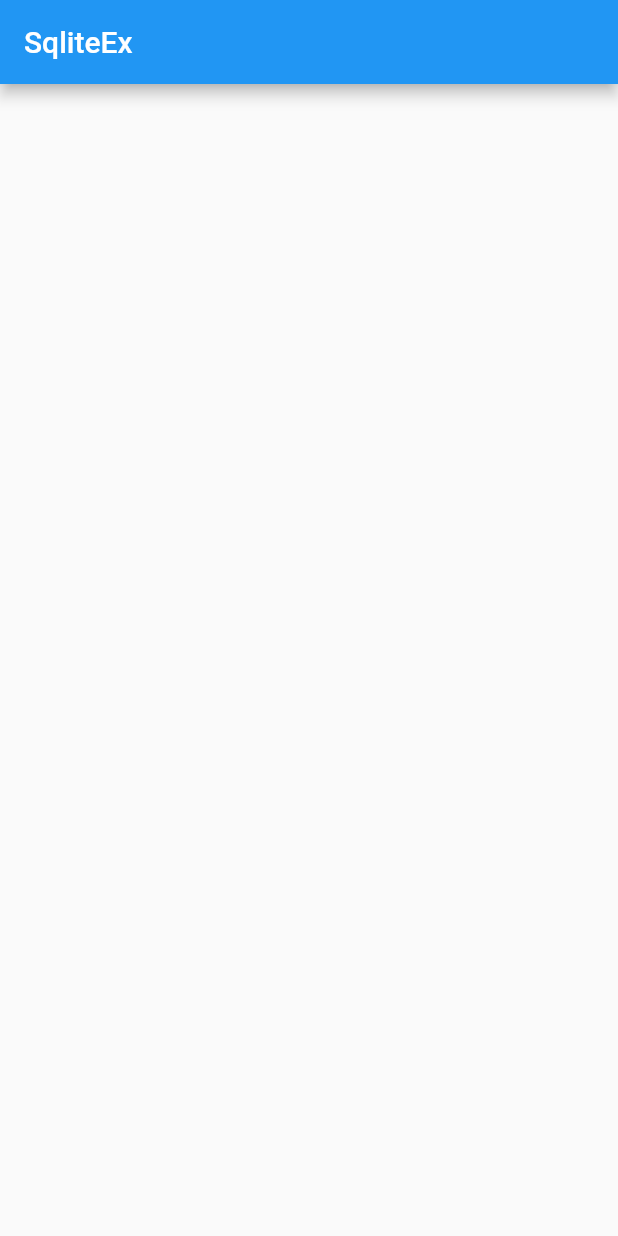
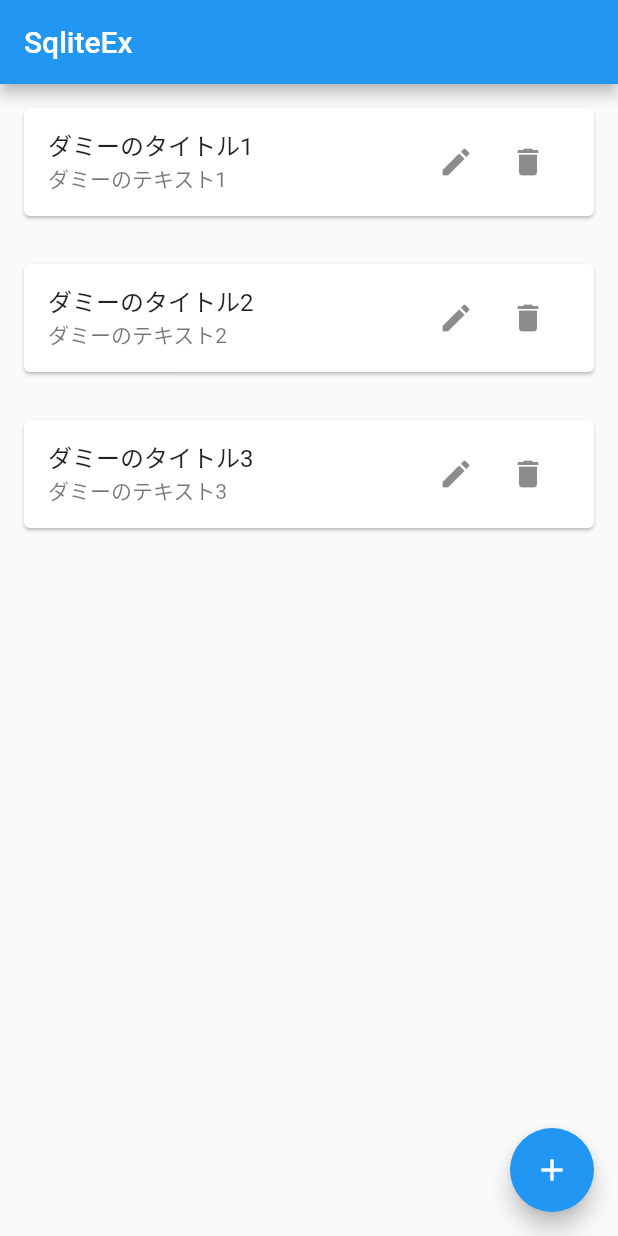
Before and after one commit to nshiraki/flutter-sandbox, a Flutter app: the screen it shows after launch, on a phone screen of 412 x 824 dp. Run offline on Flutter 3.47's test engine with Material 2 defaults, Android fonts, the phone set to English and light mode, and no system bars; our stand-ins replace shared_preferences, webview_flutter.

Commit message:
UIを作成

```diff
--- a/sqlite_ex/lib/main.dart
+++ b/sqlite_ex/lib/main.dart
@@ -1,3 +1,4 @@
+import 'package:collection/collection.dart';
 import 'package:flutter/material.dart';
 
 /// ローカルデータベースの読み書きを行う処理を作成する
@@ -30,6 +31,14 @@ class MyHomePage extends StatefulWidget {
 }
 
 class _MyHomePageState extends State<MyHomePage> {
+  List<Note> _items = [];
+  bool _loading = true;
+
+  @override
+  void initState() {
+    super.initState();
+    _refreshItems();
+  }
 
   @override
   Widget build(BuildContext context) {
@@ -37,7 +46,180 @@ class _MyHomePageState extends State<MyHomePage> {
       appBar: AppBar(
         title: Text(widget.title),
       ),
-      body: Container(),
+      body: _loading
+          ? const Center(
+              child: CircularProgressIndicator(),
+            )
+          : ListView.builder(
+              itemCount: _items.length,
+              itemBuilder: (context, index) {
+                final item = _items[index];
+                // アイテムのWidgetを生成
+                return Card(
+                  // color: Colors.orange[200],
+                  margin: const EdgeInsets.all(16),
+                  child: ListTile(
+                    title: Text(item.title),
+                    subtitle: Text(item.text),
+                    trailing: SizedBox(
+                      width: 100,
+                      child: Row(
+                        children: [
+                          IconButton(
+                              onPressed: () => _showBottomSheet(item),
+                              icon: const Icon(Icons.edit)),
+                          IconButton(
+                              onPressed: () => _deleteItem(item),
+                              icon: const Icon(Icons.delete)),
+                        ],
+                      ),
+                    ),
+                  ),
+                );
+              },
+            ),
+      floatingActionButton: FloatingActionButton(
+        child: const Icon(Icons.add),
+        onPressed: () => _showBottomSheet(null),
+      ),
     );
   }
+
+  void _refreshItems() async {
+    // TODO: DBからデータを取得する処理に置き換える
+    await Future.delayed(const Duration(milliseconds: 1000));
+    setState(() {
+      _items = _createDummyItems();
+      _loading = false;
+    });
+  }
+
+  final TextEditingController _titleController = TextEditingController();
+  final TextEditingController _textController = TextEditingController();
+
+  // BottomSheetを表示する
+  void _showBottomSheet(Note? item) async {
+    // テキストフィールドを初期化
+    _titleController.text = '';
+    _textController.text = '';
+    // 更新の場合は、リストから既存のアイテムを取得してテキストフィールドを設定する
+    if (item != null) {
+      // 最初に一致する既存のアイテムを取得
+      Note? existingItem = _items.firstWhereOrNull((Note note) {
+        return note.id == item.id;
+      });
+      // 既存のアイテムのタイトルと本文を設定
+      if (existingItem != null) {
+        _titleController.text = existingItem.title;
+        _textController.text = existingItem.text;
+      }
+    }
+
+    showModalBottomSheet(
+      context: context,
+      isScrollControlled: true,
+      builder: (BuildContext context) {
+        // キーボードの高さを取得
+        final keyboardHeight = MediaQuery.of(context).viewInsets.bottom;
+
+        return Padding(
+          padding: EdgeInsets.only(
+            top: 16,
+            left: 16,
+            right: 16,
+            bottom: keyboardHeight + 16,
+          ),
+          child: Container(
+            padding: const EdgeInsets.only(top: 16),
+            child: Column(
+              mainAxisSize: MainAxisSize.min,
+              children: [
+                TextField(
+                  controller: _titleController,
+                  decoration: const InputDecoration(hintText: 'タイトル'),
+                ),
+                const SizedBox(height: 10),
+                TextField(
+                  controller: _textController,
+                  decoration: const InputDecoration(hintText: '本文'),
+                ),
+                const SizedBox(height: 10),
+                ElevatedButton(
+                  child: Text(item == null ? '新規作成' : '更新'),
+                  onPressed: () async {
+                    if (item != null) {
+                      // 更新
+                      await _updateItem(item);
+                    } else {
+                      // 新規追加
+                      await _addItem();
+                    }
+                    // BottomSheetを閉じる
+                    Navigator.of(context).pop();
+                  },
+                ),
+              ],
+            ),
+          ),
+        );
+      },
+    );
+  }
+
+  /// ダミーのデータを生成
+  /// TODO: 不要になったら削除する
+  List<Note> _createDummyItems() {
+    return [
+      for (var i = 0; i < 3; i++)
+        Note(
+          i + 1,
+          'ダミーのタイトル${i + 1}',
+          'ダミーのテキスト${i + 1}',
+        ),
+    ];
+  }
+
+  /// アイテムを削除する
+  Future<void> _deleteItem(Note item) async {
+    // TODO: DBの処理に置き換える
+    setState(() {
+      _items.remove(item);
+    });
+  }
+
+  /// アイテムを追加する
+  Future<void> _addItem() async {
+    setState(() {
+      // TODO: DBの処理に置き換える
+      _items.add(
+        Note(
+          _items.isEmpty ? 1 : _items.last.id + 1,
+          _titleController.text,
+          _textController.text,
+        ),
+      );
+    });
+  }
+
+  /// アイテムを更新する
+  Future<void> _updateItem(Note item) async {
+    // TODO: DBの処理に置き換える
+    setState(() {
+      int index = _items.indexOf(item);
+      _items[index] = Note(
+        item.id,
+        _titleController.text,
+        _textController.text,
+      );
+    });
+  }
 }
+
+/// アイテムデータ
+class Note {
+  final int id;
+  final String title;
+  final String text;
+
+  Note(this.id, this.title, this.text);
+}
```
